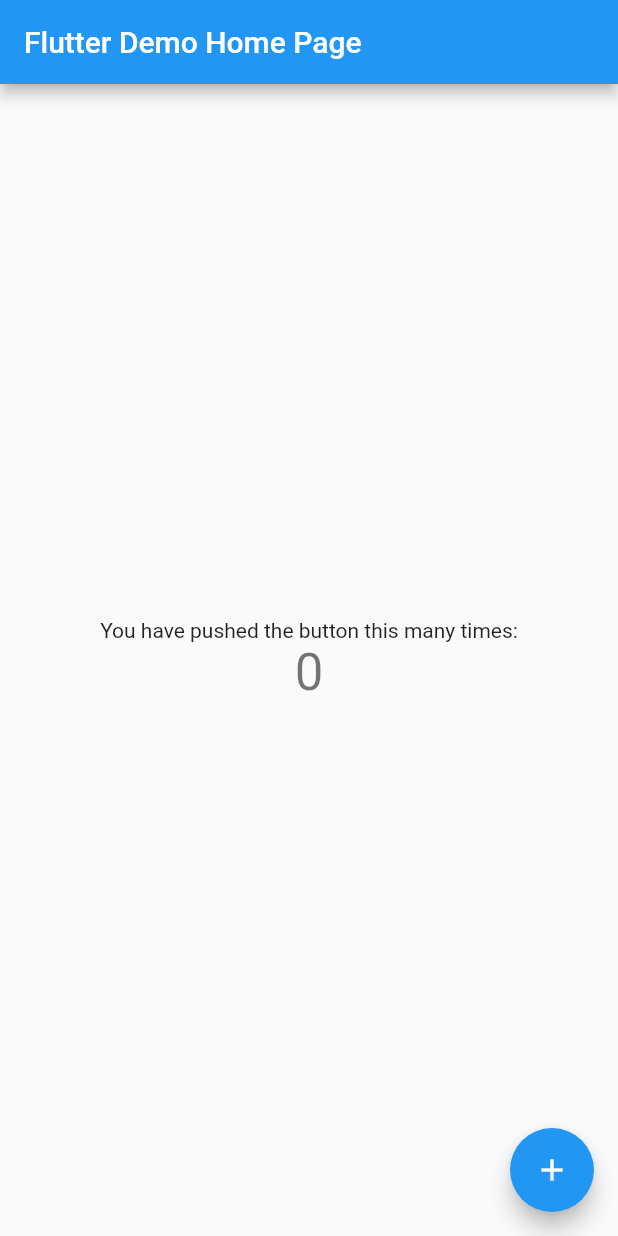
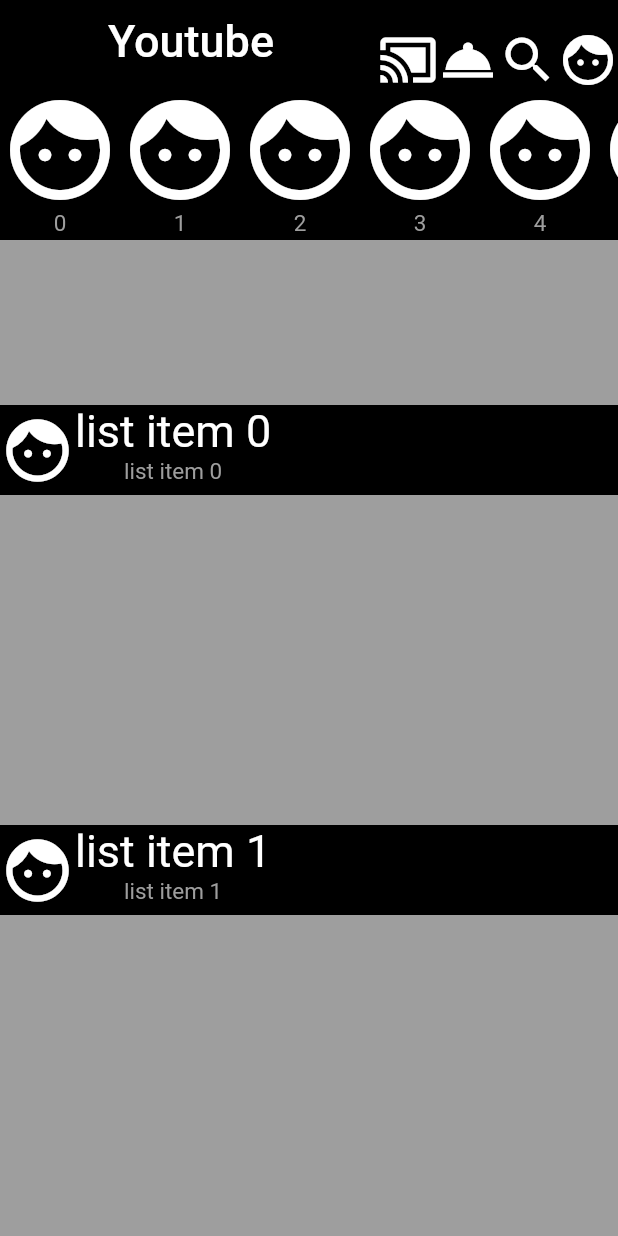
Before and after one commit to kurumi-ikeda/flutter_vantan_tame_a, a Flutter app: the screen it shows after launch, on a phone screen of 412 x 824 dp. Run offline on Flutter 3.47's test engine with Material 2 defaults, Android fonts, the phone set to English and light mode, and no system bars.

```diff
--- a/lib/main.dart
+++ b/lib/main.dart
@@ -1,4 +1,5 @@
 import 'package:flutter/material.dart';
+import 'package:flutter_vantan_tame_a/register.dart';
 
 void main() {
   runApp(const MyApp());
@@ -13,17 +14,15 @@ class MyApp extends StatelessWidget {
     return MaterialApp(
       title: 'Flutter Demo',
       theme: ThemeData(
-
         primarySwatch: Colors.blue,
       ),
-      home: const MyHomePage(title: 'Flutter Demo Home Page'),
+      home: const RegisterPage(),
     );
   }
 }
 
 class MyHomePage extends StatefulWidget {
   const MyHomePage({Key? key, required this.title}) : super(key: key);
-
 
   final String title;
 
@@ -63,20 +62,6 @@ class _MyHomePageState extends State<MyHomePage> {
         // Center is a layout widget. It takes a single child and positions it
         // in the middle of the parent.
         child: Column(
-          // Column is also a layout widget. It takes a list of children and
-          // arranges them vertically. By default, it sizes itself to fit its
-          // children horizontally, and tries to be as tall as its parent.
-          //
-          // Invoke "debug painting" (press "p" in the console, choose the
-          // "Toggle Debug Paint" action from the Flutter Inspector in Android
-          // Studio, or the "Toggle Debug Paint" command in Visual Studio Code)
-          // to see the wireframe for each widget.
-          //
-          // Column has various properties to control how it sizes itself and
-          // how it positions its children. Here we use mainAxisAlignment to
-          // center the children vertically; the main axis here is the vertical
-          // axis because Columns are vertical (the cross axis would be
-          // horizontal).
           mainAxisAlignment: MainAxisAlignment.center,
           children: <Widget>[
             const Text(
--- /dev/null
+++ b/lib/register.dart
@@ -0,0 +1,146 @@
+import 'package:flutter/material.dart';
+import 'package:flutter/src/widgets/container.dart';
+import 'package:flutter/src/widgets/framework.dart';
+
+class RegisterPage extends StatefulWidget {
+  const RegisterPage({super.key});
+
+  @override
+  State<RegisterPage> createState() => _RegisterPageState();
+}
+
+class _RegisterPageState extends State<RegisterPage> {
+  @override
+  Widget build(BuildContext context) {
+    return Scaffold(
+      body: CustomScrollView(
+        slivers: <Widget>[
+          SliverAppBar(
+            expandedHeight: 60.0,
+            centerTitle: false,
+            backgroundColor: Colors.black,
+            flexibleSpace: FlexibleSpaceBar(
+              title: Text('Youtube'),
+              background: Row(
+                mainAxisAlignment: MainAxisAlignment.end,
+                crossAxisAlignment: CrossAxisAlignment.end,
+                children: [
+                  Icon(
+                    Icons.cast_connected,
+                    color: Colors.white,
+                    size: 40,
+                  ),
+                  Icon(
+                    Icons.room_service,
+                    color: Colors.white,
+                    size: 40,
+                  ),
+                  Icon(
+                    Icons.search,
+                    color: Colors.white,
+                    size: 40,
+                  ),
+                  Icon(
+                    Icons.face,
+                    color: Colors.white,
+                    size: 40,
+                  ),
+                ],
+              ),
+            ),
+          ),
+          SliverList(
+            delegate: SliverChildBuilderDelegate(
+              (BuildContext context, int index) {
+                return SizedBox(
+                  height: 100,
+                  child: CustomScrollView(
+                    scrollDirection: Axis.horizontal,
+                    slivers: [
+                      SliverList(
+                        delegate: SliverChildBuilderDelegate(
+                          (BuildContext context, int horizontalIndex) {
+                            return Align(
+                              alignment: Alignment.topRight,
+                              child: Container(
+                                color: Colors.black,
+                                child: Row(
+                                  children: [
+                                    Column(
+                                      children: [
+                                        Icon(
+                                          Icons.face,
+                                          color: Colors.white,
+                                          size: 80,
+                                        ),
+                                        Text(
+                                          '$horizontalIndex',
+                                          style: TextStyle(
+                                            fontSize: 15,
+                                            color: Colors.grey,
+                                          ),
+                                        ),
+                                      ],
+                                    ),
+                                  ],
+                                ),
+                              ),
+                            );
+                          },
+                        ),
+                      ),
+                    ],
+                  ),
+                );
+              },
+              childCount: 1,
+            ),
+          ),
+          SliverFixedExtentList(
+            itemExtent: 280.0,
+            delegate: SliverChildBuilderDelegate(
+              (BuildContext context, int index) {
+                return Container(
+                  alignment: Alignment.center,
+                  color: Colors.grey,
+                  child: Container(
+                    height: 60,
+                    width: double.infinity,
+                    color: Colors.black,
+                    child: Row(
+                      children: [
+                        Icon(
+                          Icons.face,
+                          color: Colors.white,
+                          size: 50,
+                        ),
+                        Column(
+                          children: [
+                            Text(
+                              'list item $index',
+                              style: TextStyle(
+                                fontSize: 30,
+                                color: Colors.white,
+                              ),
+                            ),
+                            Text(
+                              'list item $index',
+                              style: TextStyle(
+                                fontSize: 15,
+                                color: Colors.grey,
+                              ),
+                            ),
+                          ],
+                        ),
+                      ],
+                    ),
+                  ),
+                );
+              },
+            ),
+          ),
+        ],
+      ),
+    );
+  }
+}
```
